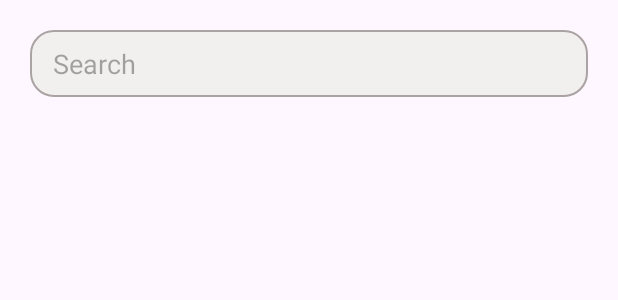
After one commit to VISHALCHAND007/Recipe-App, an Android app: the layout activity_search.xml on its own in the app's theme, with its tools: preview values and no code run, on a phone screen of 412 x 824 dp. The commit adds this screen. Shown: the top 300 px of the screen. Run offline under Robolectric (Android 15) with nearby library versions, the phone set to English and light mode, and no system bars; network calls fail.

Commit message:
Added search activity.

```diff
--- a/app/src/main/AndroidManifest.xml
+++ b/app/src/main/AndroidManifest.xml
@@ -15,6 +15,9 @@
         android:supportsRtl="true"
         android:theme="@style/Theme.RecipeApp"
         tools:targetApi="31">
+        <activity
+            android:name=".activities.SearchActivity"
+            android:exported="false" />
         <activity
             android:name=".RecipeActivity"
             android:exported="false" />
--- /dev/null
+++ b/app/src/main/res/layout/activity_search.xml
@@ -0,0 +1,29 @@
+<?xml version="1.0" encoding="utf-8"?>
+<LinearLayout xmlns:android="http://schemas.android.com/apk/res/android"
+    xmlns:tools="http://schemas.android.com/tools"
+    android:layout_width="match_parent"
+    android:layout_height="match_parent"
+    android:orientation="vertical"
+    android:padding="@dimen/_10dp"
+    tools:context=".activities.SearchActivity">
+
+    <EditText
+        android:id="@+id/searchEt"
+        android:layout_width="match_parent"
+        android:layout_height="wrap_content"
+        android:layout_margin="@dimen/_10dp"
+        android:autofillHints="@null"
+        android:background="@drawable/searchbar_drawable"
+        android:hint="@string/search"
+        android:inputType="text"
+        android:paddingHorizontal="@dimen/_15dp"
+        android:paddingVertical="@dimen/_10dp" />
+
+    <androidx.recyclerview.widget.RecyclerView
+        android:id="@+id/searchRv"
+        android:layout_width="match_parent"
+        android:layout_height="wrap_content"
+        android:layout_marginTop="@dimen/_10dp"/>
+
+
+</LinearLayout>
--- a/app/src/main/res/layout/fragment_home.xml
+++ b/app/src/main/res/layout/fragment_home.xml
@@ -14,6 +14,7 @@
         android:autofillHints="@null"
         android:background="@drawable/searchbar_drawable"
         android:hint="@string/search"
+        android:focusable="false"
         android:inputType="text"
         android:paddingHorizontal="@dimen/_15dp"
         android:paddingVertical="@dimen/_10dp"
```
Also changed, not shown: app/src/main/java/com/example/recipeapp/activities/SearchActivity.kt (added, +200 -0 lines), app/src/main/java/com/example/recipeapp/fragments/HomeFragment.kt (+8 -0 lines).
